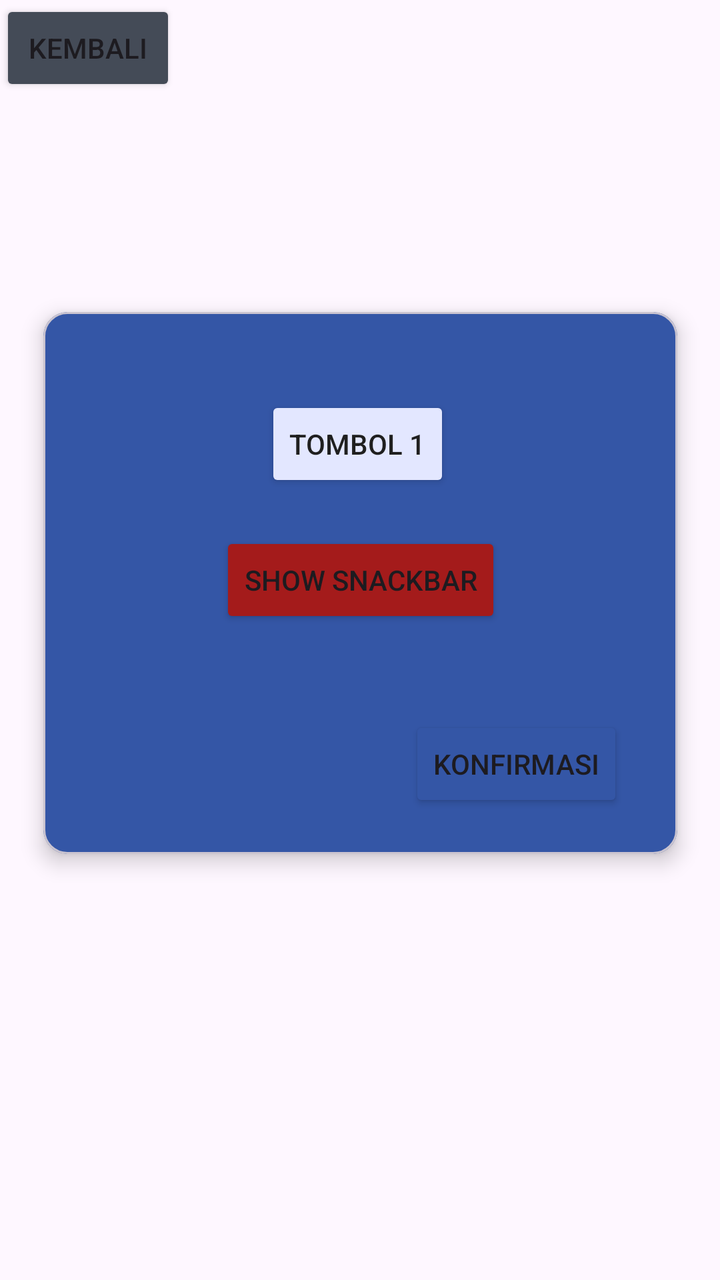
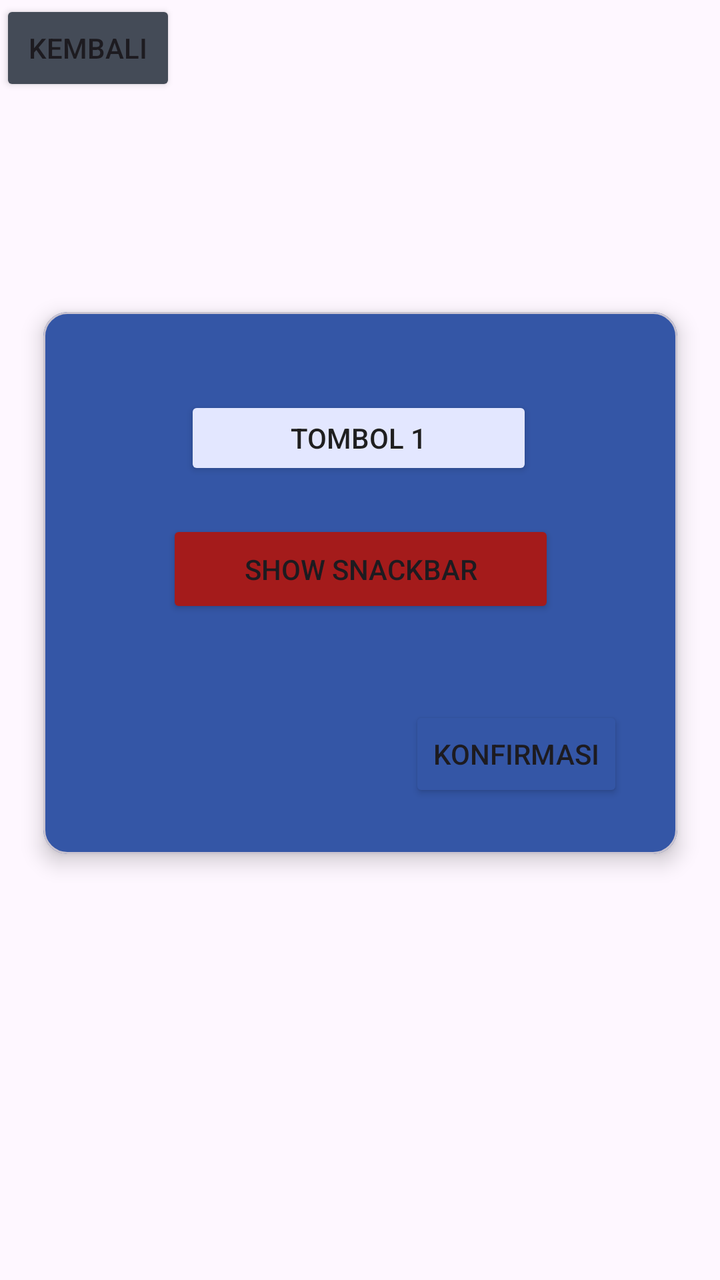

Before-and-after screenshots of an Android layout around one commit, followed by the original layout XML and the change that was made.
<!-- AndroidManifest.xml: application theme Theme.Venusadilah -->
<!-- res/layout/activity_fourth.xml -->
<?xml version="1.0" encoding="utf-8"?>
<androidx.constraintlayout.widget.ConstraintLayout xmlns:android="http://schemas.android.com/apk/res/android"
    xmlns:app="http://schemas.android.com/apk/res-auto"
    xmlns:tools="http://schemas.android.com/tools"
    android:id="@+id/main"
    android:layout_width="match_parent"
    android:layout_height="match_parent"
    tools:context=".pertemuan_4.FourthActivity">

    <com.google.android.material.card.MaterialCardView
        android:id="@+id/materialCardView"
        android:layout_width="317dp"
        android:layout_height="271dp"
        android:layout_marginTop="156dp"
        android:backgroundTint="@color/blue"
        app:cardElevation="6dp"
        app:layout_constraintEnd_toEndOf="parent"
        app:layout_constraintStart_toStartOf="parent"
        app:layout_constraintTop_toTopOf="parent">

        <androidx.constraintlayout.widget.ConstraintLayout
            android:layout_width="match_parent"
            android:layout_height="match_parent"
            android:layout_margin="10sp">

            <Button
                android:id="@+id/btn1"
                android:layout_width="wrap_content"
                android:layout_height="wrap_content"
                android:layout_marginTop="32dp"
                android:backgroundTint="@color/baby_blue"
                android:text="Tombol 1"
                android:textColor="@color/charcoal"
                app:layout_constraintEnd_toEndOf="parent"
                app:layout_constraintHorizontal_bias="0.493"
                app:layout_constraintStart_toStartOf="parent"
                app:layout_constraintTop_toTopOf="parent" />

            <Button
                android:id="@+id/btnShowSnackbar"
                android:layout_width="wrap_content"
                android:layout_height="wrap_content"
                android:layout_marginTop="20dp"
                android:backgroundTint="@color/red"
                android:text="Show Snackbar"
                app:layout_constraintEnd_toEndOf="parent"
                app:layout_constraintStart_toStartOf="parent"
                app:layout_constraintTop_toBottomOf="@+id/btn1" />

            <Button
                android:id="@+id/btnShowAlertDialog"
                android:layout_width="wrap_content"
                android:layout_height="wrap_content"
                android:layout_marginTop="44dp"
                android:backgroundTint="@color/blue"
                android:text="Konfirmasi"
                app:layout_constraintEnd_toEndOf="parent"
                app:layout_constraintHorizontal_bias="0.911"
                app:layout_constraintStart_toStartOf="parent"
                app:layout_constraintTop_toBottomOf="@+id/btnShowSnackbar" />

        </androidx.constraintlayout.widget.ConstraintLayout>

    </com.google.android.material.card.MaterialCardView>

    <Button
        android:id="@+id/btnKembali"
        android:layout_width="wrap_content"
        android:layout_height="wrap_content"
        android:backgroundTint="@color/abu_gelap2"
        android:text="Kembali"
        tools:layout_editor_absoluteX="155dp"
        tools:layout_editor_absoluteY="452dp" />
</androidx.constraintlayout.widget.ConstraintLayout>
<!-- resources referenced by this layout -->
<resources>
  <color name="abu_gelap2">#444B57</color>
  <color name="baby_blue">#E3E7FF</color>
  <color name="blue">#3456A6</color>
  <color name="charcoal">#1f1f1f </color>
  <color name="red">#A41B1B</color>
  <style name="Theme.Venusadilah" parent="Base.Theme.Venusadilah" />
  <style name="Base.Theme.Venusadilah" parent="Theme.Material3.DayNight.NoActionBar">
          
          
      </style>
</resources>

<!-- the commit's change to res/layout/activity_fourth.xml (unified diff, before → after) -->
@@ -25,8 +25,8 @@
 
             <Button
                 android:id="@+id/btn1"
-                android:layout_width="wrap_content"
-                android:layout_height="wrap_content"
+                android:layout_width="174dp"
+                android:layout_height="42dp"
                 android:layout_marginTop="32dp"
                 android:backgroundTint="@color/baby_blue"
                 android:text="Tombol 1"
@@ -38,8 +38,8 @@
 
             <Button
                 android:id="@+id/btnShowSnackbar"
-                android:layout_width="wrap_content"
-                android:layout_height="wrap_content"
+                android:layout_width="194dp"
+                android:layout_height="49dp"
                 android:layout_marginTop="20dp"
                 android:backgroundTint="@color/red"
                 android:text="Show Snackbar"
